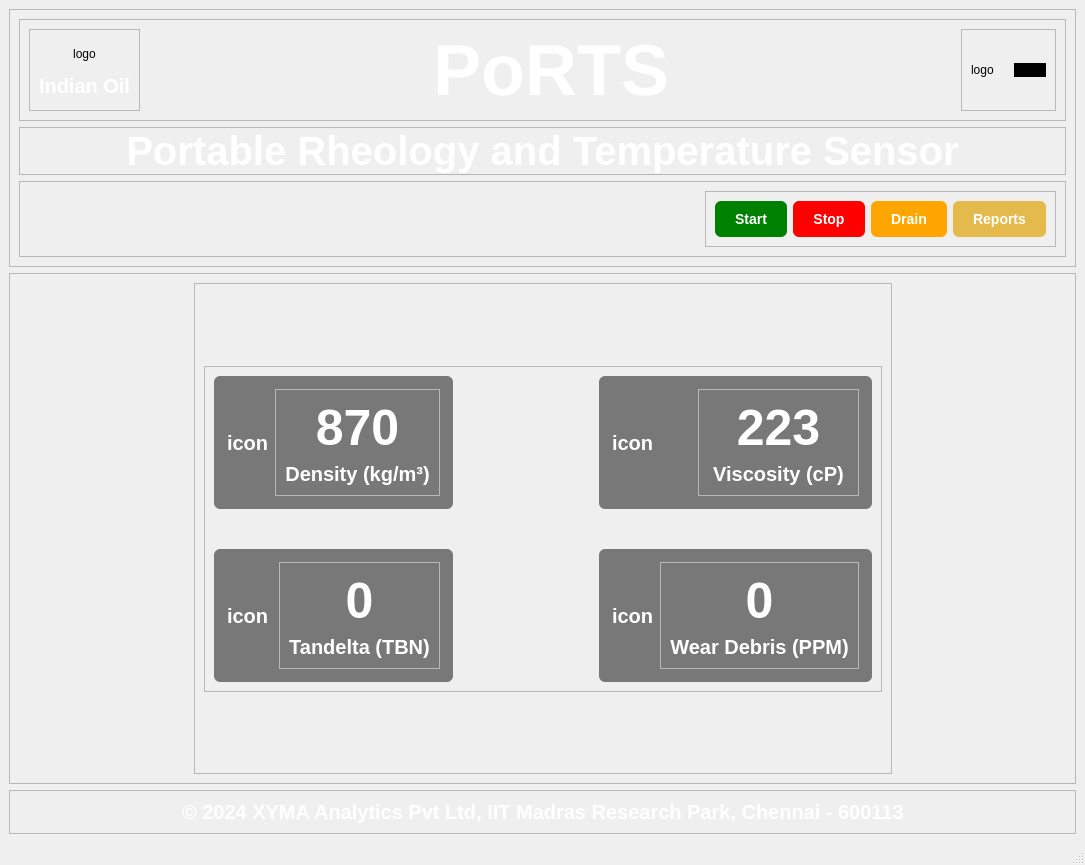
This is Assets/UiFiles/finalisedPage.ui in Jeffrey-Ragland/pyqt5IOCLTwo as Qt 5 draws it before an edit. The edited form follows.
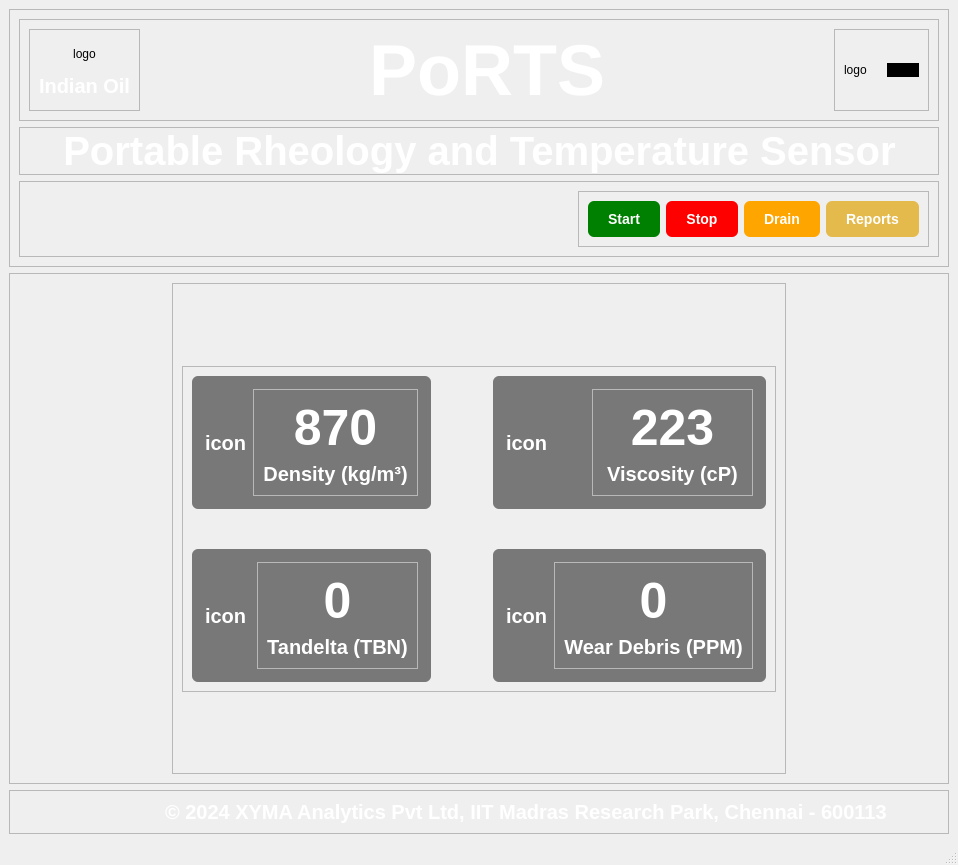
This is the edited form.

```diff
--- a/Assets/UiFiles/finalisedPage.ui
+++ b/Assets/UiFiles/finalisedPage.ui
@@ -6,7 +6,7 @@
    <rect>
     <x>0</x>
     <y>0</y>
-    <width>1085</width>
+    <width>958</width>
     <height>865</height>
    </rect>
   </property>
@@ -467,7 +467,7 @@
                </property>
                <property name="sizeHint" stdset="0">
                 <size>
-                 <width>89</width>
+                 <width>5</width>
                  <height>20</height>
                 </size>
                </property>
@@ -618,7 +618,7 @@
                </property>
                <property name="sizeHint" stdset="0">
                 <size>
-                 <width>89</width>
+                 <width>5</width>
                  <height>20</height>
                 </size>
                </property>
```
Left out of the diff: 2 changed lines with no effect on the pictures.
